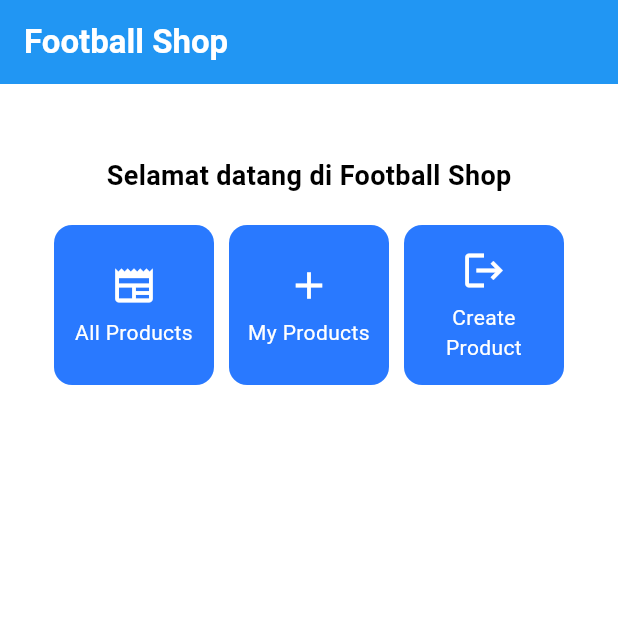
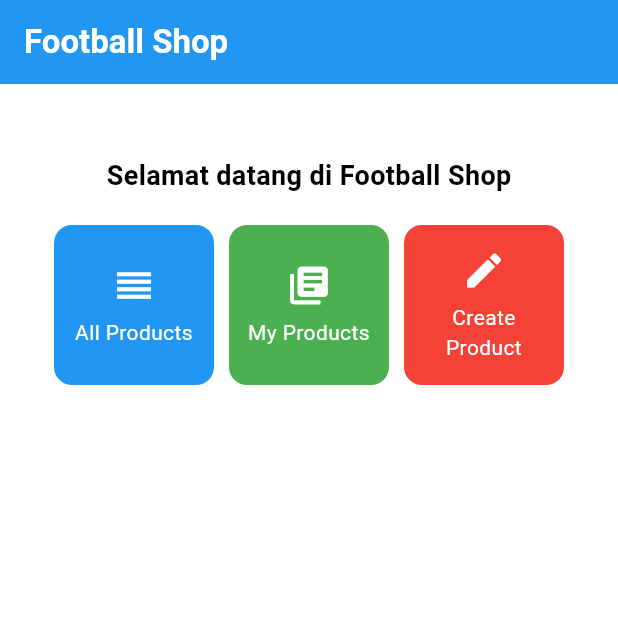
Before and after one commit to Razan-UI/flutter-shopbola, a Flutter app: the screen it shows after launch, on a phone screen of 412 x 824 dp, the top half of it. Run offline on Flutter 3.47's test engine with Material 3 defaults, Android fonts, the phone set to English and light mode, and no system bars.

Commit message:
feat: finish Tugas 7

```diff
--- a/bola_shop/lib/menu.dart
+++ b/bola_shop/lib/menu.dart
@@ -7,9 +7,9 @@ class MyHomePage extends StatelessWidget {
   final String kelas = "B"; //kelas
 
   final List<ItemHomepage> items = [
-    ItemHomepage("All Products", Icons.newspaper),
-    ItemHomepage("My Products", Icons.add),
-    ItemHomepage("Create Product", Icons.logout),
+    ItemHomepage("All Products", Icons.reorder, Colors.blue),
+    ItemHomepage("My Products", Icons.my_library_books, Colors.green),
+    ItemHomepage("Create Product", Icons.create, Colors.red),
   ];
 
   @override
@@ -131,8 +131,9 @@ class InfoCard extends StatelessWidget {
 class ItemHomepage {
   final String name;
   final IconData icon;
+  final Color color;
 
-  ItemHomepage(this.name, this.icon);
+  ItemHomepage(this.name, this.icon, this.color);
 }
 
 class ItemCard extends StatelessWidget {
@@ -146,7 +147,7 @@ class ItemCard extends StatelessWidget {
   Widget build(BuildContext context) {
     return Material(
       // Menentukan warna latar belakang dari tema aplikasi.
-      color: Theme.of(context).colorScheme.secondary,
+      color: item.color,
       // Membuat sudut kartu melengkung.
       borderRadius: BorderRadius.circular(12),
 
```
Also changed, not shown: 1 other file.
